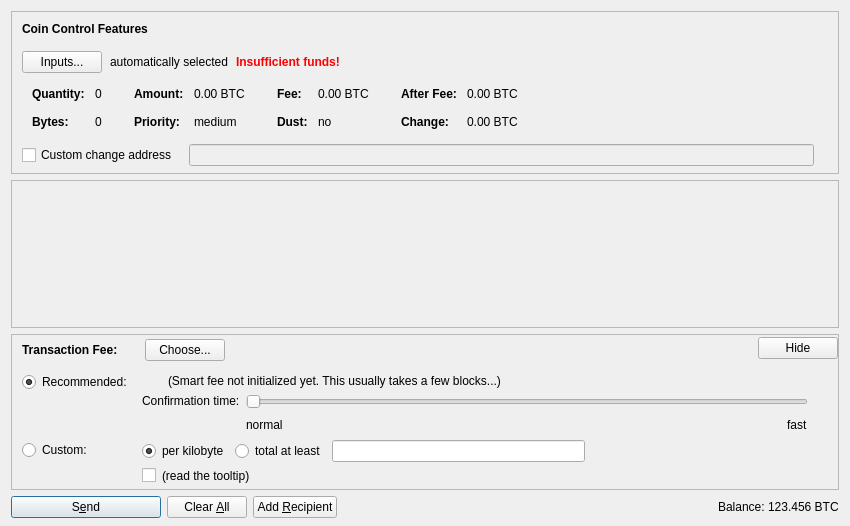
Qt form src/qt/forms/sendcoinsdialog.ui (CoinBuild/smartcoin) before a commit.
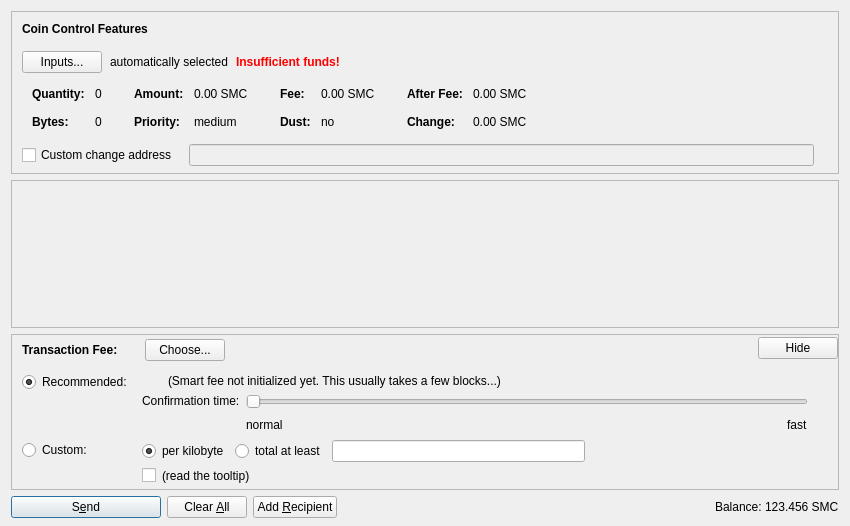
The same form after that commit. Icons and pictures are not drawn. Custom widgets are drawn as their Qt base class.

Diff of the .ui file:
```diff
--- a/src/qt/forms/sendcoinsdialog.ui
+++ b/src/qt/forms/sendcoinsdialog.ui
@@ -324,7 +324,7 @@
                   <enum>Qt::ActionsContextMenu</enum>
                  </property>
                  <property name="text">
-                  <string notr="true">0.00 BTC</string>
+                  <string notr="true">0.00 SMC</string>
                  </property>
                  <property name="textInteractionFlags">
                   <set>Qt::LinksAccessibleByMouse|Qt::TextSelectableByKeyboard|Qt::TextSelectableByMouse</set>
@@ -404,7 +404,7 @@
                   <enum>Qt::ActionsContextMenu</enum>
                  </property>
                  <property name="text">
-                  <string notr="true">0.00 BTC</string>
+                  <string notr="true">0.00 SMC</string>
                  </property>
                  <property name="textInteractionFlags">
                   <set>Qt::LinksAccessibleByMouse|Qt::TextSelectableByKeyboard|Qt::TextSelectableByMouse</set>
@@ -484,7 +484,7 @@
                   <enum>Qt::ActionsContextMenu</enum>
                  </property>
                  <property name="text">
-                  <string notr="true">0.00 BTC</string>
+                  <string notr="true">0.00 SMC</string>
                  </property>
                  <property name="textInteractionFlags">
                   <set>Qt::LinksAccessibleByMouse|Qt::TextSelectableByKeyboard|Qt::TextSelectableByMouse</set>
@@ -513,7 +513,7 @@
                   <enum>Qt::ActionsContextMenu</enum>
                  </property>
                  <property name="text">
-                  <string notr="true">0.00 BTC</string>
+                  <string notr="true">0.00 SMC</string>
                  </property>
                  <property name="textInteractionFlags">
                   <set>Qt::LinksAccessibleByMouse|Qt::TextSelectableByKeyboard|Qt::TextSelectableByMouse</set>
@@ -1354,7 +1354,7 @@
           <cursorShape>IBeamCursor</cursorShape>
          </property>
          <property name="text">
-          <string notr="true">123.456 BTC</string>
+          <string notr="true">123.456 SMC</string>
          </property>
          <property name="textInteractionFlags">
           <set>Qt::LinksAccessibleByMouse|Qt::TextSelectableByKeyboard|Qt::TextSelectableByMouse</set>
```
